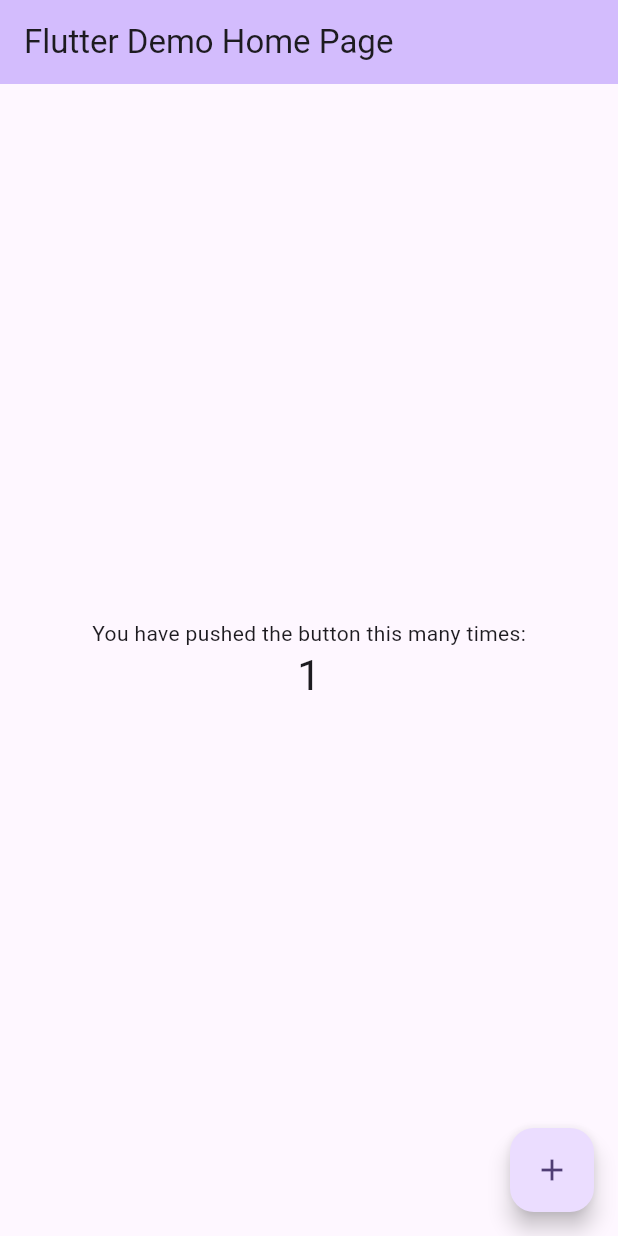
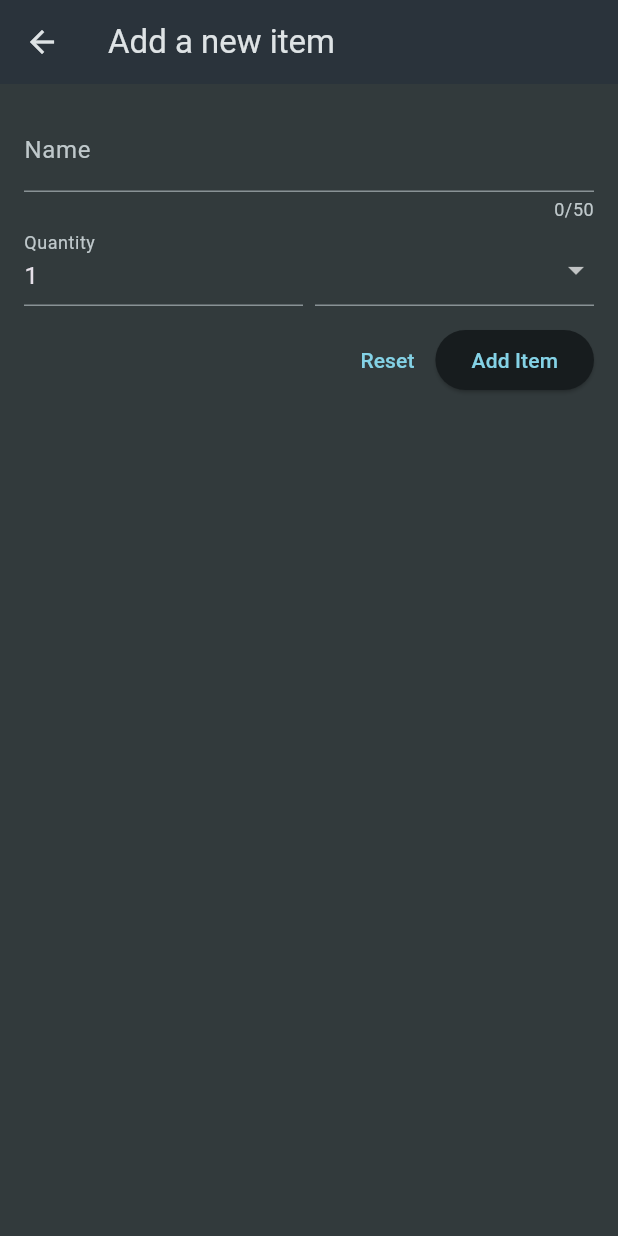
Before and after one commit to Roshan9760/Flutter-Learning-Module-5, a Flutter app: the screen it shows after launch, after a tap on the "add" icon, on a phone screen of 412 x 824 dp. Run offline on Flutter 3.47's test engine with Material 3 defaults, Android fonts, the phone set to English and light mode, and no system bars.

Commit message:
adding models data and staring ui

```diff
--- /dev/null
+++ b/lib/data/categories.dart
@@ -0,0 +1,45 @@
+import 'package:flutter/material.dart';
+import 'package:shopping_list/models/category.dart';
+
+const categories = {
+  Categories.vegetables: Category(
+    'Vegetables',
+    Color.fromARGB(255, 0, 255, 128),
+  ),
+  Categories.fruit: Category(
+    'Fruit',
+    Color.fromARGB(255, 145, 255, 0),
+  ),
+  Categories.meat: Category(
+    'Meat',
+    Color.fromARGB(255, 255, 102, 0),
+  ),
+  Categories.dairy: Category(
+    'Dairy',
+    Color.fromARGB(255, 0, 208, 255),
+  ),
+  Categories.carbs: Category(
+    'Carbs',
+    Color.fromARGB(255, 0, 60, 255),
+  ),
+  Categories.sweets: Category(
+    'Sweets',
+    Color.fromARGB(255, 255, 149, 0),
+  ),
+  Categories.spices: Category(
+    'Spices',
+    Color.fromARGB(255, 255, 187, 0),
+  ),
+  Categories.convenience: Category(
+    'Convenience',
+    Color.fromARGB(255, 191, 0, 255),
+  ),
+  Categories.hygiene: Category(
+    'Hygiene',
+    Color.fromARGB(255, 149, 0, 255),
+  ),
+  Categories.other: Category(
+    'Other',
+    Color.fromARGB(255, 0, 225, 255),
+  ),
+};
--- /dev/null
+++ b/lib/data/dummy_items.dart
@@ -0,0 +1,25 @@
+import 'package:shopping_list/models/category.dart';
+import 'package:shopping_list/models/grocery_item.dart';
+import 'package:shopping_list/data/categories.dart';
+
+
+
+
+
+final groceryItems = [
+  GroceryItem(
+      id: 'a',
+      name: 'Milk',
+      quantity: 1,
+      category: categories[Categories.dairy]!),
+  GroceryItem(
+      id: 'b',
+      name: 'Bananas',
+      quantity: 5,
+      category: categories[Categories.fruit]!),
+  GroceryItem(
+      id: 'c',
+      name: 'Beef Steak',
+      quantity: 1,
+      category: categories[Categories.meat]!),
+];
--- a/lib/main.dart
+++ b/lib/main.dart
@@ -1,4 +1,5 @@
 import 'package:flutter/material.dart';
+import 'package:shopping_list/widgets/grocery_list.dart';
 
 void main() {
   runApp(const MyApp());
@@ -11,115 +12,16 @@ class MyApp extends StatelessWidget {
   @override
   Widget build(BuildContext context) {
     return MaterialApp(
-      title: 'Flutter Demo',
-      theme: ThemeData(
-        // This is the theme of your application.
-        //
-        // TRY THIS: Try running your application with "flutter run". You'll see
-        // the application has a purple toolbar. Then, without quitting the app,
-        // try changing the seedColor in the colorScheme below to Colors.green
-        // and then invoke "hot reload" (save your changes or press the "hot
-        // reload" button in a Flutter-supported IDE, or press "r" if you used
-        // the command line to start the app).
-        //
-        // Notice that the counter didn't reset back to zero; the application
-        // state is not lost during the reload. To reset the state, use hot
-        // restart instead.
-        //
-        // This works for code too, not just values: Most code changes can be
-        // tested with just a hot reload.
-        colorScheme: ColorScheme.fromSeed(seedColor: Colors.deepPurple),
-        useMaterial3: true,
+      title: 'Flutter Groceries',
+      theme: ThemeData.dark().copyWith(
+        colorScheme: ColorScheme.fromSeed(
+          seedColor: const Color.fromARGB(255, 147, 229, 250),
+          brightness: Brightness.dark,
+          surface: const Color.fromARGB(255, 42, 51, 59),
+        ),
+        scaffoldBackgroundColor: const Color.fromARGB(255, 50, 58, 60),
       ),
-      home: const MyHomePage(title: 'Flutter Demo Home Page'),
+      home: GroceryList(),
     );
   }
 }
-
-class MyHomePage extends StatefulWidget {
-  const MyHomePage({super.key, required this.title});
-
-  // This widget is the home page of your application. It is stateful, meaning
-  // that it has a State object (defined below) that contains fields that affect
-  // how it looks.
-
-  // This class is the configuration for the state. It holds the values (in this
-  // case the title) provided by the parent (in this case the App widget) and
-  // used by the build method of the State. Fields in a Widget subclass are
-  // always marked "final".
-
-  final String title;
-
-  @override
-  State<MyHomePage> createState() => _MyHomePageState();
-}
-
-class _MyHomePageState extends State<MyHomePage> {
-  int _counter = 0;
-
-  void _incrementCounter() {
-    setState(() {
-      // This call to setState tells the Flutter framework that something has
-      // changed in this State, which causes it to rerun the build method below
-      // so that the display can reflect the updated values. If we changed
-      // _counter without calling setState(), then the build method would not be
-      // called again, and so nothing would appear to happen.
-      _counter++;
-    });
-  }
-
-  @override
-  Widget build(BuildContext context) {
-    // This method is rerun every time setState is called, for instance as done
-    // by the _incrementCounter method above.
-    //
-    // The Flutter framework has been optimized to make rerunning build methods
-    // fast, so that you can just rebuild anything that needs updating rather
-    // than having to individually change instances of widgets.
-    return Scaffold(
-      appBar: AppBar(
-        // TRY THIS: Try changing the color here to a specific color (to
-        // Colors.amber, perhaps?) and trigger a hot reload to see the AppBar
-        // change color while the other colors stay the same.
-        backgroundColor: Theme.of(context).colorScheme.inversePrimary,
-        // Here we take the value from the MyHomePage object that was created by
-        // the App.build method, and use it to set our appbar title.
-        title: Text(widget.title),
-      ),
-      body: Center(
-        // Center is a layout widget. It takes a single child and positions it
-        // in the middle of the parent.
-        child: Column(
-          // Column is also a layout widget. It takes a list of children and
-          // arranges them vertically. By default, it sizes itself to fit its
-          // children horizontally, and tries to be as tall as its parent.
-          //
-          // Column has various properties to control how it sizes itself and
-          // how it positions its children. Here we use mainAxisAlignment to
-          // center the children vertically; the main axis here is the vertical
-          // axis because Columns are vertical (the cross axis would be
-          // horizontal).
-          //
-          // TRY THIS: Invoke "debug painting" (choose the "Toggle Debug Paint"
-          // action in the IDE, or press "p" in the console), to see the
-          // wireframe for each widget.
-          mainAxisAlignment: MainAxisAlignment.center,
-          children: <Widget>[
-            const Text(
-              'You have pushed the button this many times:',
-            ),
-            Text(
-              '$_counter',
-              style: Theme.of(context).textTheme.headlineMedium,
-            ),
-          ],
-        ),
-      ),
-      floatingActionButton: FloatingActionButton(
-        onPressed: _incrementCounter,
-        tooltip: 'Increment',
-        child: const Icon(Icons.add),
-      ), // This trailing comma makes auto-formatting nicer for build methods.
-    );
-  }
-}
--- /dev/null
+++ b/lib/models/category.dart
@@ -0,0 +1,21 @@
+import 'package:flutter/material.dart';
+
+enum Categories {
+  vegetables,
+  fruit,
+  meat,
+  dairy,
+  carbs,
+  sweets,
+  spices,
+  convenience,
+  hygiene,
+  other
+}
+
+class Category {
+  const Category(this.title, this.color);
+
+  final String title;
+  final Color color;
+}
--- /dev/null
+++ b/lib/models/grocery_item.dart
@@ -0,0 +1,15 @@
+import 'package:shopping_list/models/category.dart';
+
+class GroceryItem {
+  const GroceryItem({
+    required this.id,
+    required this.name,
+    required this.quantity,
+    required this.category,
+  });
+
+  final String id;
+  final String name;
+  final int quantity;
+  final Category category;
+}
--- /dev/null
+++ b/lib/widgets/grocery_list.dart
@@ -0,0 +1,44 @@
+import 'package:flutter/material.dart';
+import 'package:shopping_list/data/dummy_items.dart';
+import 'package:shopping_list/widgets/new_item.dart';
+
+class GroceryList extends StatefulWidget {
+  const GroceryList({super.key});
+
+  @override
+  State<GroceryList> createState() => _GroceryListState();
+}
+
+class _GroceryListState extends State<GroceryList> {
+  void _addItem() {
+    Navigator.of(context).push(MaterialPageRoute(builder: (ctx) => NewItem()));
+  }
+
+  @override
+  Widget build(BuildContext context) {
+    // TODO: implement build
+    return Scaffold(
+      appBar: AppBar(
+        title: const Text('Your Groceries'),
+        actions: [
+          IconButton(
+            onPressed: _addItem,
+            icon: Icon(Icons.add),
+          )
+        ],
+      ),
+      body: ListView.builder(
+           itemCount: groceryItems.length,
+          itemBuilder: (ctx, index) => ListTile(
+
+                title: Text(groceryItems[index].name),
+                leading: Container(
+                  width: 24,
+                  height: 24,
+                  color: groceryItems[index].category.color,
+                ),
+                trailing: Text(groceryItems[index].quantity.toString()),
+              )),
+    );
+  }
+}
--- /dev/null
+++ b/lib/widgets/new_item.dart
@@ -0,0 +1,106 @@
+import 'package:flutter/material.dart';
+import 'package:shopping_list/data/categories.dart';
+
+class NewItem extends StatefulWidget {
+  const NewItem({super.key});
+
+  @override
+  State<NewItem> createState() {
+    // TODO: implement createState
+    return _NewItemState();
+  }
+}
+
+class _NewItemState extends State<NewItem> {
+  @override
+  Widget build(BuildContext context) {
+    return Scaffold(
+      appBar: AppBar(
+        title: const Text('Add a new item  '),
+      ),
+      body: Padding(
+        padding: const EdgeInsets.all(16),
+        child: Form(
+          child: Column(
+            children: [
+              TextFormField(
+                maxLength: 50,
+                decoration: const InputDecoration(
+                  label: Text('Name'),
+                ),
+                validator: (value) {
+                  if (value == null ||
+                      value.isEmpty ||
+                      value.trim().length <= 1 ||
+                      value.trim().length > 50) return 'Must be between 1 and 50 characters';
+                  return null;
+                },
+              ),
+              Row(
+                crossAxisAlignment: CrossAxisAlignment.end,
+                children: [
+                  Expanded(
+                    child: TextFormField(
+                      decoration:
+                          const InputDecoration(label: Text('Quantity')),
+                      initialValue: '1',
+                      validator: (value) {
+                            if (value == null ||
+                                value.isEmpty ||
+                                int.tryParse(value)==null ||
+                                int.tryParse(value)!<=0)
+                              return 'Must be Valid Positive  Numbers';
+                            return null;
+                      },
+                    ),
+                  ),
+                  const SizedBox(
+                    width: 8,
+                  ),
+                  Expanded(
+                    child: DropdownButtonFormField(
+                      items: [
+                        for (final category in categories.entries)
+                          DropdownMenuItem(
+                            value: category.value,
+                            child: Row(children: [
+                              Container(
+                                width: 16,
+                                height: 16,
+                                color: category.value.color,
+                              ),
+                              const SizedBox(
+                                width: 6,
+                              ),
+                              Text(category.value.title)
+                            ]),
+                          ),
+                      ],
+                      onChanged: (value) {},
+                    ),
+                  ),
+                ],
+              ),
+              const SizedBox(
+                height: 12,
+              ),
+              Row(
+                mainAxisAlignment: MainAxisAlignment.end,
+                children: [
+                  TextButton(
+                    onPressed: () {},
+                    child: Text('Reset'),
+                  ),
+                  ElevatedButton(
+                    onPressed: () {},
+                    child: Text('Add Item'),
+                  )
+                ],
+              )
+            ],
+          ),
+        ),
+      ),
+    );
+  }
+}
```
